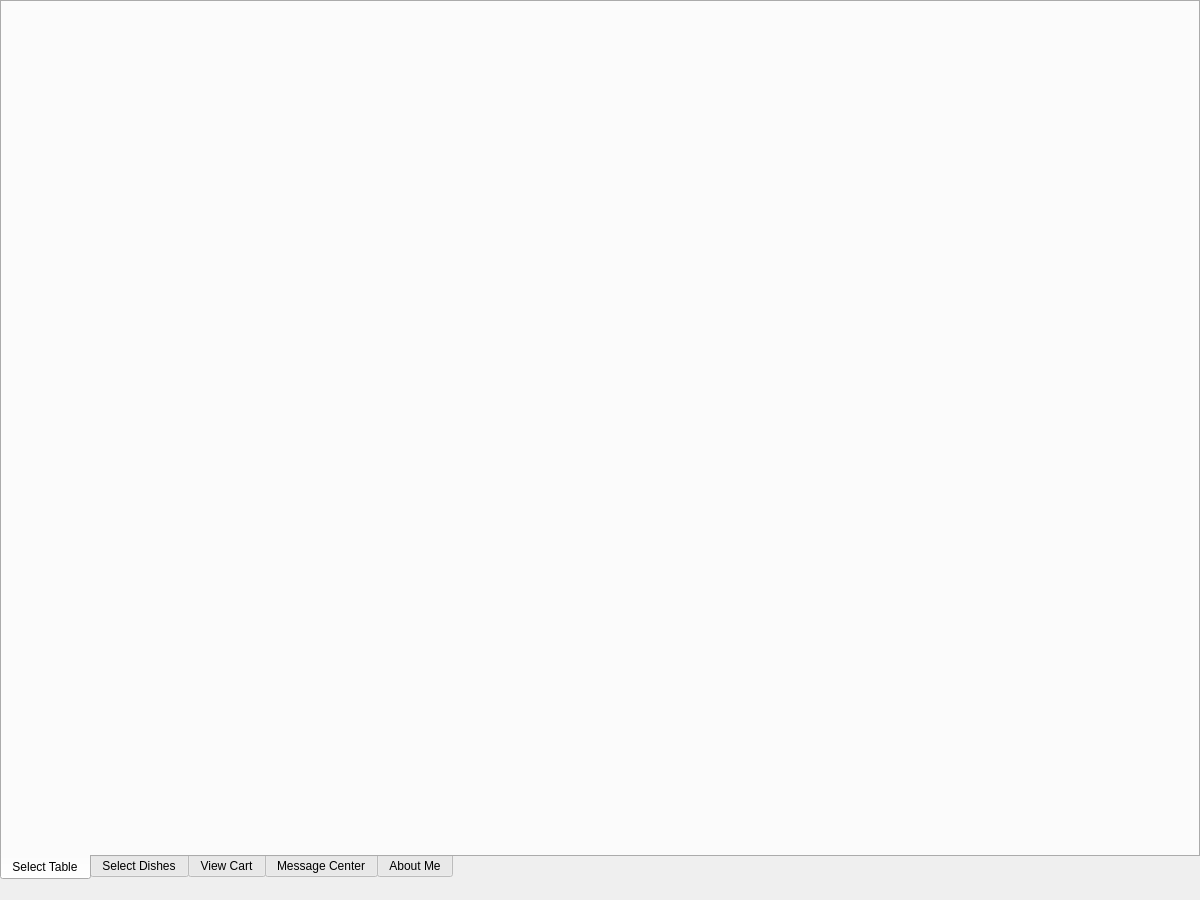
This is guestwindow.ui in zrd96/restaurant as Qt 5 draws it before an edit. The edited form follows.
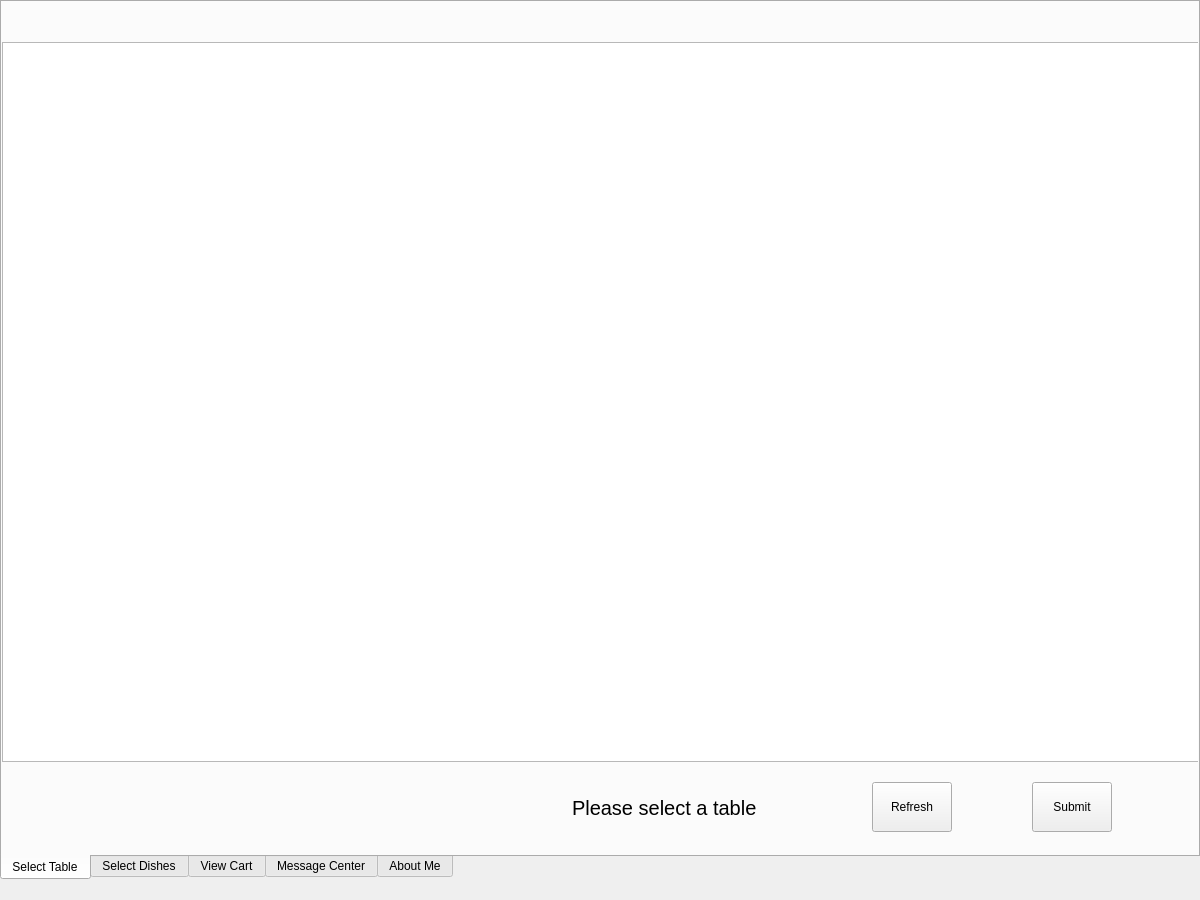
This is the edited form. The open tabs and pages were chosen to show the change. Custom widgets are drawn as their Qt base class.

Commit message: Table selection finished

Patch:
```diff
--- a/guestwindow.ui
+++ b/guestwindow.ui
@@ -36,6 +36,114 @@
      <attribute name="title">
       <string>Select Table</string>
      </attribute>
+     <widget class="QTableWidget" name="tableList">
+      <property name="geometry">
+       <rect>
+        <x>0</x>
+        <y>40</y>
+        <width>1200</width>
+        <height>720</height>
+       </rect>
+      </property>
+      <property name="sizePolicy">
+       <sizepolicy hsizetype="Fixed" vsizetype="Fixed">
+        <horstretch>0</horstretch>
+        <verstretch>0</verstretch>
+       </sizepolicy>
+      </property>
+      <property name="horizontalScrollBarPolicy">
+       <enum>Qt::ScrollBarAlwaysOff</enum>
+      </property>
+      <property name="editTriggers">
+       <set>QAbstractItemView::NoEditTriggers</set>
+      </property>
+      <property name="alternatingRowColors">
+       <bool>true</bool>
+      </property>
+      <property name="selectionMode">
+       <enum>QAbstractItemView::NoSelection</enum>
+      </property>
+      <property name="verticalScrollMode">
+       <enum>QAbstractItemView::ScrollPerPixel</enum>
+      </property>
+      <property name="showGrid">
+       <bool>true</bool>
+      </property>
+      <property name="rowCount">
+       <number>0</number>
+      </property>
+      <property name="columnCount">
+       <number>3</number>
+      </property>
+      <attribute name="horizontalHeaderVisible">
+       <bool>false</bool>
+      </attribute>
+      <attribute name="horizontalHeaderDefaultSectionSize">
+       <number>400</number>
+      </attribute>
+      <attribute name="horizontalHeaderMinimumSectionSize">
+       <number>390</number>
+      </attribute>
+      <attribute name="horizontalHeaderShowSortIndicator" stdset="0">
+       <bool>false</bool>
+      </attribute>
+      <attribute name="verticalHeaderVisible">
+       <bool>false</bool>
+      </attribute>
+      <attribute name="verticalHeaderDefaultSectionSize">
+       <number>240</number>
+      </attribute>
+      <attribute name="verticalHeaderMinimumSectionSize">
+       <number>240</number>
+      </attribute>
+      <column/>
+      <column/>
+      <column/>
+     </widget>
+     <widget class="QLabel" name="selectedTable">
+      <property name="geometry">
+       <rect>
+        <x>570</x>
+        <y>780</y>
+        <width>251</width>
+        <height>51</height>
+       </rect>
+      </property>
+      <property name="font">
+       <font>
+        <pointsize>15</pointsize>
+       </font>
+      </property>
+      <property name="text">
+       <string>Please select a table</string>
+      </property>
+     </widget>
+     <widget class="QPushButton" name="submitTableButton">
+      <property name="geometry">
+       <rect>
+        <x>1030</x>
+        <y>780</y>
+        <width>80</width>
+        <height>50</height>
+       </rect>
+      </property>
+      <property name="text">
+       <string>Submit</string>
+      </property>
+     </widget>
+     <widget class="QPushButton" name="refreshTableButton">
+      <property name="geometry">
+       <rect>
+        <x>870</x>
+        <y>780</y>
+        <width>80</width>
+        <height>50</height>
+       </rect>
+      </property>
+      <property name="text">
+       <string>Refresh</string>
+      </property>
+     </widget>
     </widget>
     <widget class="QWidget" name="dishTab">
      <attribute name="title">
```
Left out of the diff: 47 changed lines with no effect on the pictures. The commit also changes 24 other files.
